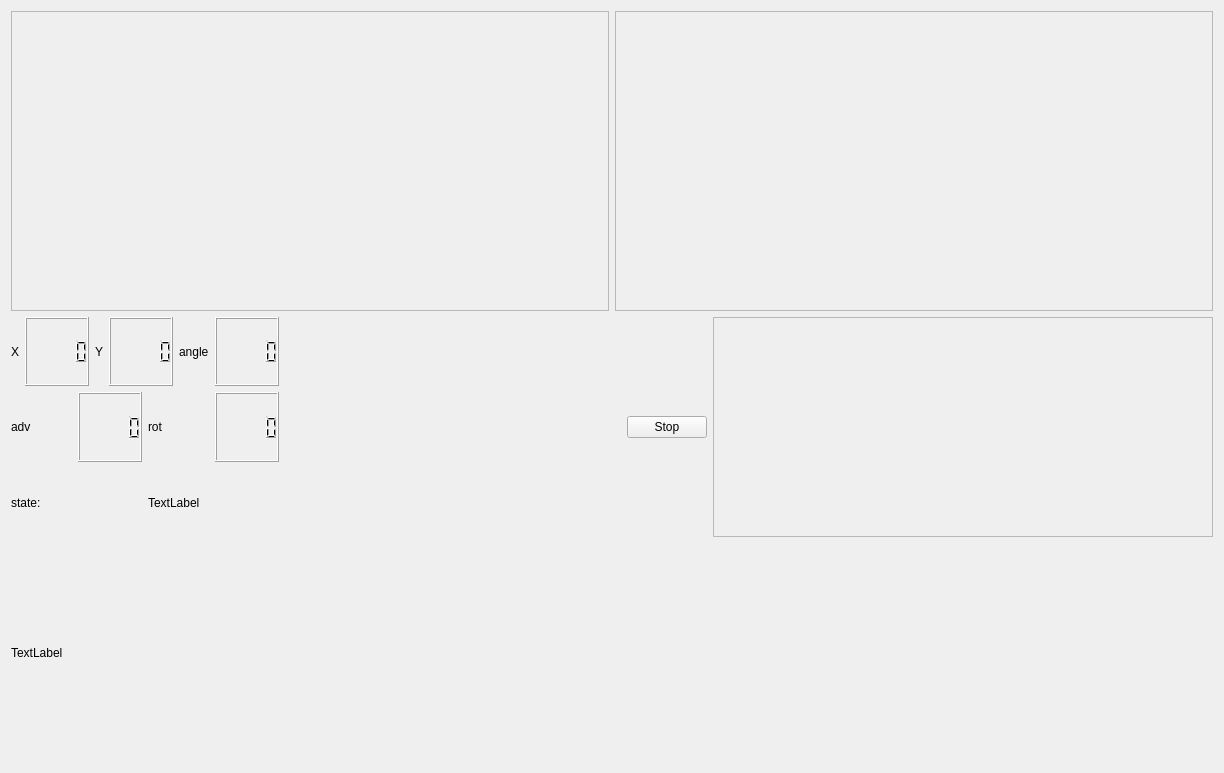
Qt form multiRoom/src/mainUI.ui (CoferSamuel/ODFE_robotica) before a commit.
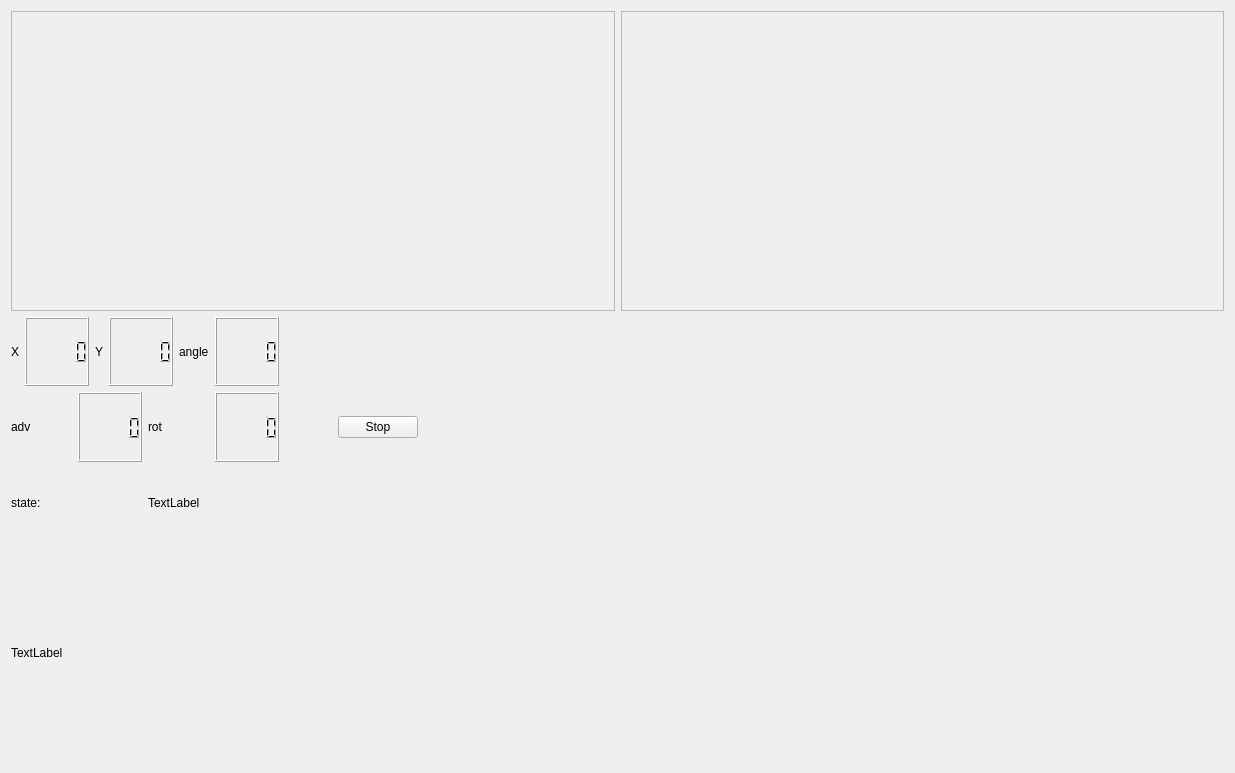
The same form after that commit. Custom widgets are drawn as their Qt base class.

Commit message: Localiser and UI working.  Turn does not work properly.

The edit to the form file:
```diff
--- a/multiRoom/src/mainUI.ui
+++ b/multiRoom/src/mainUI.ui
@@ -6,7 +6,7 @@
    <rect>
     <x>0</x>
     <y>0</y>
-    <width>1224</width>
+    <width>1235</width>
     <height>773</height>
    </rect>
   </property>
@@ -212,30 +212,30 @@
         </layout>
        </item>
        <item>
-        <widget class="QFrame" name="frame_plot_error">
+        <widget class="QCustomPlot" name="localizationPlot" native="true">
+         <property name="sizePolicy">
+          <sizepolicy hsizetype="Expanding" vsizetype="Expanding">
+           <horstretch>0</horstretch>
+           <verstretch>0</verstretch>
+          </sizepolicy>
+         </property>
          <property name="minimumSize">
           <size>
-           <width>500</width>
-           <height>0</height>
+           <width>800</width>
+           <height>50</height>
           </size>
          </property>
-         <property name="frameShape">
-          <enum>QFrame::StyledPanel</enum>
-         </property>
-         <property name="frameShadow">
-          <enum>QFrame::Raised</enum>
-         </property>
         </widget>
        </item>
       </layout>
      </item>
      <item>
       <widget class="QLabel" name="label_img">
-       <property name="minimumSize">
-        <size>
-         <width>300</width>
-         <height>100</height>
-        </size>
+       <property name="sizePolicy">
+        <sizepolicy hsizetype="Expanding" vsizetype="Expanding">
+         <horstretch>0</horstretch>
+         <verstretch>0</verstretch>
+        </sizepolicy>
        </property>
        <property name="text">
         <string>TextLabel</string>
@@ -246,6 +246,13 @@
    </item>
   </layout>
  </widget>
+ <customwidgets>
+  <customwidget>
+   <class>QCustomPlot</class>
+   <extends>QWidget</extends>
+   <header>qcustomplot.h</header>
+  </customwidget>
+ </customwidgets>
  <resources/>
  <connections/>
 </ui>
```
Left out of the diff: 10 changed lines with no effect on the pictures. The commit also changes 3 other files.
